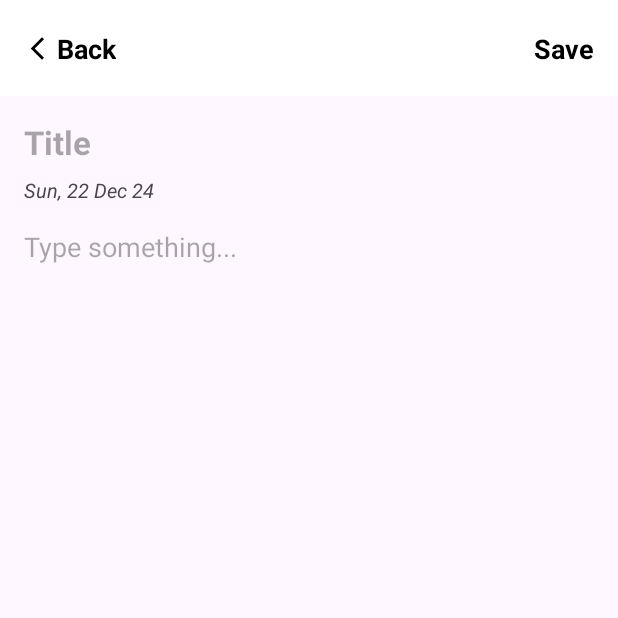
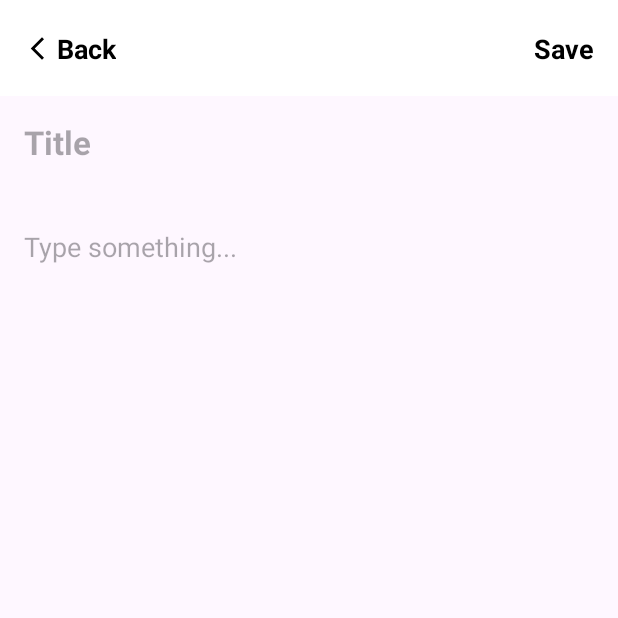
Before and after one commit to sakshichauhan06/Notes, an Android app: the NoteDetailActivity screen opened directly, with no data from a screen before it, on a phone screen of 412 x 824 dp, the top half of it. Run offline under Robolectric (Android 15) with nearby library versions, the phone set to English and light mode, and no system bars; our stand-ins replace Room's generated code.

```diff
--- a/app/src/main/java/com/example/notes/NotesDatabase.kt
+++ b/app/src/main/java/com/example/notes/NotesDatabase.kt
@@ -6,7 +6,7 @@ import androidx.room.Room
 import androidx.room.RoomDatabase
 
 
-@Database(entities = [Notes::class], version = 2, exportSchema = false)
+@Database(entities = [Notes::class], version = 3, exportSchema = false)
 abstract class NotesDatabase : RoomDatabase() {
     abstract fun notesDao(): NotesDao
 
--- a/app/src/main/res/layout/activity_note_detail.xml
+++ b/app/src/main/res/layout/activity_note_detail.xml
@@ -85,13 +85,12 @@
         android:textStyle="bold" />
 
     <TextView
-        android:id="@+id/created_date"
+        android:id="@+id/last_modified_date"
         android:layout_width="wrap_content"
         android:layout_height="wrap_content"
         android:layout_marginTop="8dp"
         android:layout_marginBottom="16dp"
         android:layout_marginHorizontal="16dp"
-        android:text="Sun, 22 Dec 24"
         android:textSize="13sp"
         android:textStyle="italic"/>
 
@@ -104,4 +103,5 @@
         android:background="@null"
         android:textSize="18sp" />
 
+
 </LinearLayout>
```
Also changed, not shown: app/src/main/java/com/example/notes/NoteDetailActivity.kt (+35 -4 lines).
